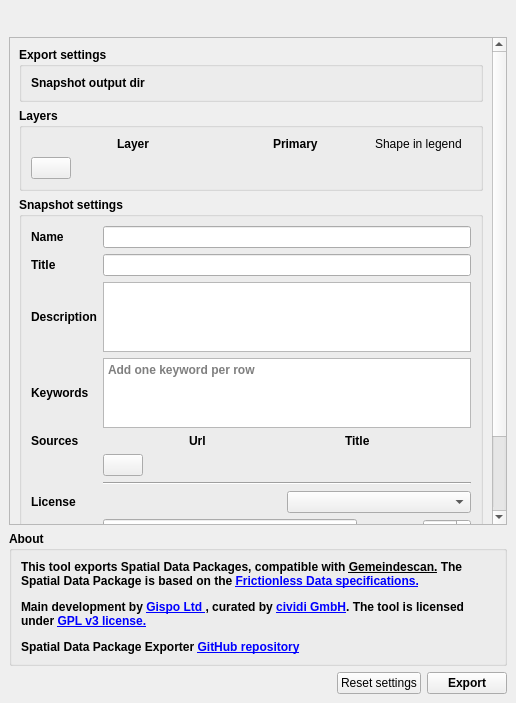
Above: SpatialDataPackageExport/resources/ui/main_dialog_dock.ui from cividi/spatial-data-package-export before the change. Below: the same form after it.
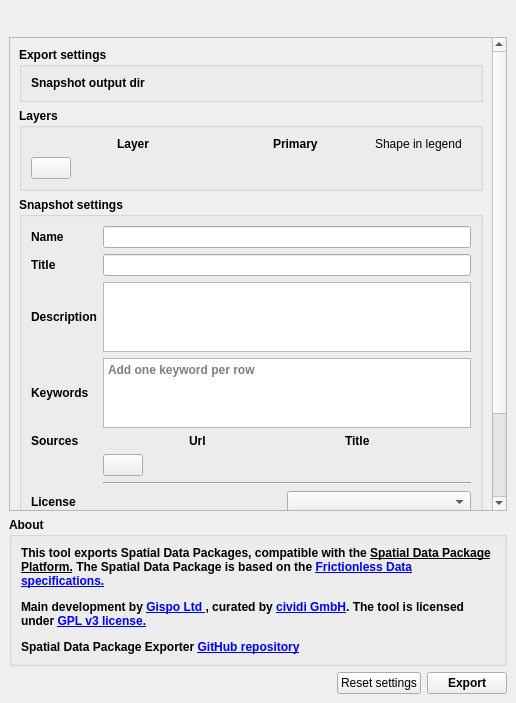
That is the form after the change. Custom widgets are drawn as their Qt base class.

Commit message: Readme changes, updates references to gemeindescan to spatial data package platform

The edit to the form file:
```diff
--- a/SpatialDataPackageExport/resources/ui/main_dialog_dock.ui
+++ b/SpatialDataPackageExport/resources/ui/main_dialog_dock.ui
@@ -555,11 +555,11 @@
                              <widget class="QLabel" name="metadataLabel">
                                  <property name="text">
                                      <string>&lt;html&gt;&lt;head/&gt;&lt;body&gt;&lt;p&gt;This tool exports Spatial
-                                         Data Packages, compatible with
+                                         Data Packages, compatible with the
                                          &lt;a href=&quot;
-                                         https://bitbucket.org/cividi/gemeindescan-webui&quot;&gt;&lt;span style=&quot;text-decoration:
+                                         https://github.com/cividi/spatial-data-package-platform&quot;&gt;&lt;span style=&quot;text-decoration:
                                          underline;&quot;&gt;
-                                         Gemeindescan.&lt;/span&gt;&lt;/a&gt;
+                                         Spatial Data Package Platform.&lt;/span&gt;&lt;/a&gt;
                                          The Spatial Data Package is based on the &lt;a href=&quot;https://frictionlessdata.io/&quot;&gt;&lt;span
                                          style=&quot;
                                          text-decoration: underline;&quot;&gt;Frictionless Data specifications.&lt;/span&gt;&lt;/a&gt;&lt;/p&gt;&lt;p&gt;Main
```
The commit also changes 2 other files.
